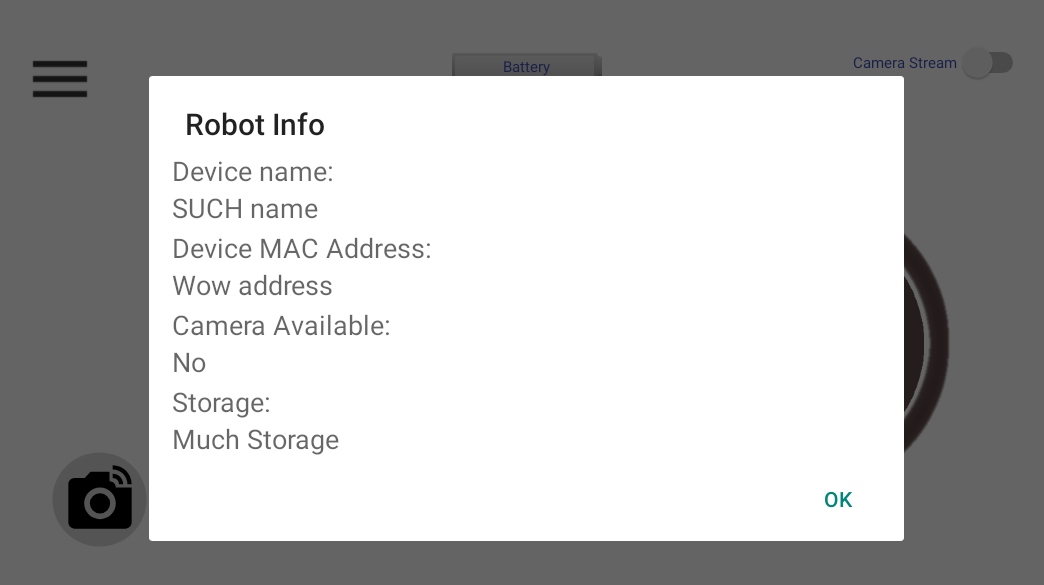
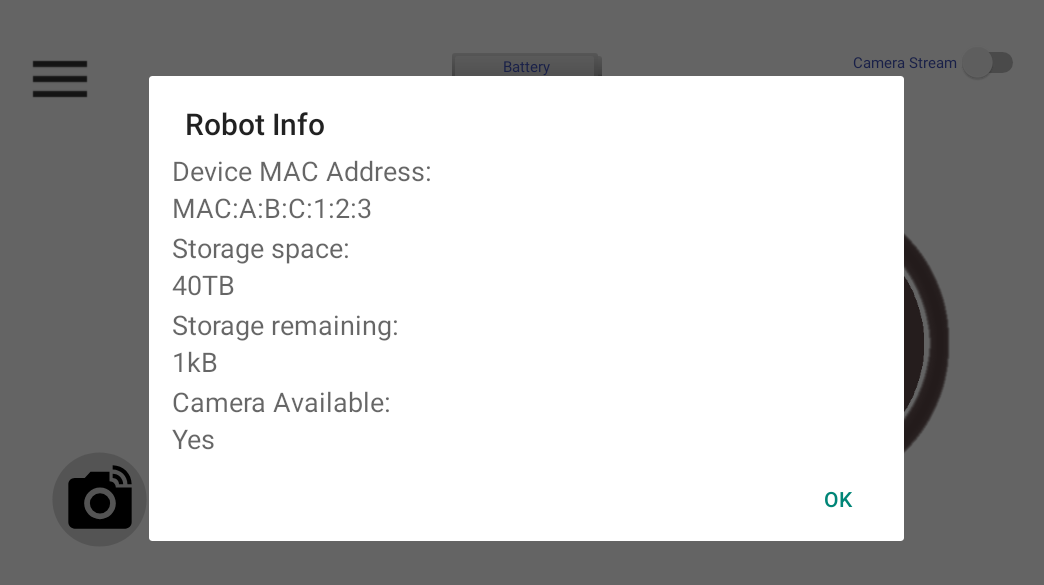
Before and after one commit to Woobs8/BachelorGoGo_RoboGoGo_Remote_Control, an Android app: the ControlActivity screen opened directly, with no data from a screen before it, after a tap on "Device Information", on a phone screen of 824 x 412 dp (held sideways). Shown: the top 585 px of the screen, without its empty margins (91-1135 px from the left). Run offline under Robolectric (Android 15) with nearby library versions, the phone set to English and light mode, and no system bars; network calls fail; 1 statement that could not run was skipped; 2 other taps on this screen came first.

Commit message:
Fixed Getting Infor to Information dialogfragment, Fixed Disconnecting from Control View (not tested), Added SettingsClient

```diff
--- a/app/src/main/java/bachelorgogo/com/robotcontrolapp/ConnectDialogFragment.java
+++ b/app/src/main/java/bachelorgogo/com/robotcontrolapp/ConnectDialogFragment.java
@@ -68,8 +68,8 @@ public class ConnectDialogFragment extends AppCompatDialogFragment {
         // Pass null as the parent view because its going in the dialog layout
         View content = inflater.inflate(R.layout.connect_dialog, null);
         builder.setView(content);
-        TextView tvDeviceName = (TextView)content.findViewById(R.id.tvDeviceNameHere);
-        TextView tvDeviceAddress = (TextView)content.findViewById(R.id.tvIpAddressHere);
+        TextView tvDeviceName = (TextView)content.findViewById(R.id.tvDeviceMacHere);
+        TextView tvDeviceAddress = (TextView)content.findViewById(R.id.tvDeviceStorageSpaceHere);
         tvDeviceName.setText(mdeviceName);
         tvDeviceAddress.setText(mdeviceAddress);
         // Add title
--- a/app/src/main/java/bachelorgogo/com/robotcontrolapp/ControlActivity.java
+++ b/app/src/main/java/bachelorgogo/com/robotcontrolapp/ControlActivity.java
@@ -3,17 +3,13 @@ package bachelorgogo.com.robotcontrolapp;
 import android.content.Intent;
 import android.os.Bundle;
 import android.os.Handler;
-import android.support.design.widget.FloatingActionButton;
-import android.support.design.widget.Snackbar;
 import android.support.v4.app.Fragment;
 import android.support.v4.app.FragmentTransaction;
 import android.view.View;
 import android.support.design.widget.NavigationView;
 import android.support.v4.view.GravityCompat;
 import android.support.v4.widget.DrawerLayout;
-import android.support.v7.app.ActionBarDrawerToggle;
 import android.support.v7.app.AppCompatActivity;
-import android.support.v7.widget.Toolbar;
 import android.view.Menu;
 import android.view.MenuItem;
 import android.widget.ImageButton;
@@ -23,10 +19,10 @@ public class ControlActivity extends AppCompatActivity
         implements NavigationView.OnNavigationItemSelectedListener {
 
     // Fragment argument keys
-    public final static String DEVICE_NAME_STRING = "deviceName";
-    public final static String DEVICE_ADDRESS_STRING = "deviceAddress";
+    public final static String DEVICE_MAC_STRING = "deviceMac";
+    public final static String DEVICE_STORAGE_REMAINING_STRING = "deviceStorageRemaining";
     public final static String DEVICE_CAMERA_BOOL = "deviceCameraInfo";
-    public final static String DEVICE_STORAGE_STRING = "deviceStorage";
+    public final static String DEVICE_STORAGE_SPACE_STRING = "deviceStorageSpace";
 
     ImageButton mMenuBtn;
     boolean BACK_PRESSED_ONCE = false;
@@ -67,7 +63,8 @@ public class ControlActivity extends AppCompatActivity
         // thus single click back is being disabled to ensure no false back press.
 
         if (BACK_PRESSED_ONCE) {
-            // TODO - mService.disconnectFromDevice()
+            WiFiDirectService wiFiDirectService = ((ControlFragment)getSupportFragmentManager().findFragmentById(R.id.containerView)).getService();
+            wiFiDirectService.disconnectFromDevice();
             super.onBackPressed();
             // Maybe back to connected screen instead super should implement this when connect activity is main.
             // for development reasons contrl/
@@ -115,8 +112,8 @@ public class ControlActivity extends AppCompatActivity
         }
         else if (id == R.id.nav_information) {
             //Toast.makeText(this, "Information Clicked", Toast.LENGTH_SHORT).show();
-            // TODO - put real data into dialog
-            showDeviceInfoDialog("SUCH name", "Wow address", "Much Storage", false);
+            StatusMessage setStatus = ((ControlFragment)getSupportFragmentManager().findFragmentById(R.id.containerView)).getStatus();
+            showDeviceInfoDialog(setStatus.getMac(), setStatus.getStorageSpace(), setStatus.getStorageRemaining(), setStatus.getCameraAvailable());
         }
         else if (id == R.id.nav_settings) {
             //Toast.makeText(this, "SettingsClicked", Toast.LENGTH_SHORT).show();
@@ -128,7 +125,8 @@ public class ControlActivity extends AppCompatActivity
             startActivity(startControlActivity);
         }
         else if (id == R.id.nav_disconnect) {
-            // TODO - mService.disconnectFromDevice()
+            WiFiDirectService wiFiDirectService = ((ControlFragment)getSupportFragmentManager().findFragmentById(R.id.containerView)).getService();
+            wiFiDirectService.disconnectFromDevice();
             finish();
         }
 
@@ -137,12 +135,12 @@ public class ControlActivity extends AppCompatActivity
         return true;
     }
 
-    protected void showDeviceInfoDialog(String name, String address, String storageSpace, boolean hasCamera) {
+    protected void showDeviceInfoDialog(String Mac, String storageSpace, String StorageRemaining, boolean hasCamera) {
         DeviceInfoDialogFragment dialog = new DeviceInfoDialogFragment();
         Bundle args = new Bundle();
-        args.putString(DEVICE_NAME_STRING, name);
-        args.putString(DEVICE_ADDRESS_STRING, address);
-        args.putString(DEVICE_STORAGE_STRING, storageSpace);
+        args.putString(DEVICE_MAC_STRING, Mac);
+        args.putString(DEVICE_STORAGE_SPACE_STRING, storageSpace);
+        args.putString(DEVICE_STORAGE_REMAINING_STRING, StorageRemaining);
         args.putBoolean(DEVICE_CAMERA_BOOL, hasCamera);
         dialog.setArguments(args);
         dialog.show(getSupportFragmentManager(), "InfoDialog");
--- a/app/src/main/java/bachelorgogo/com/robotcontrolapp/ControlFragment.java
+++ b/app/src/main/java/bachelorgogo/com/robotcontrolapp/ControlFragment.java
@@ -34,9 +34,6 @@ public class ControlFragment extends android.support.v4.app.Fragment {
 
     private Context mContext;
     boolean DEVELOPING = false;
-
-    // Communication Parameters
-    public final static String BROADCAST_STATUS = "Broadcast Status";
 
     // Layout Paramters
     private RelativeLayout mLayout;
@@ -79,12 +76,13 @@ public class ControlFragment extends android.support.v4.app.Fragment {
     TextView BatteryPct;
 
 
-    // Communication paramters
-    IntentFilter mIntentFilter;
-    WiFiDirectService mService;
-    boolean mBound;
-    boolean mConnected = false;
-
+    // Communication Parameters
+    public final static String BROADCAST_STATUS = "Broadcast Status";
+    private IntentFilter mIntentFilter;
+    private WiFiDirectService mService;
+    private boolean mBound;
+    private boolean mConnected = false;
+    private StatusMessage mStatus = new StatusMessage("Default");
 
 
     @Override
@@ -170,8 +168,8 @@ public class ControlFragment extends android.support.v4.app.Fragment {
             if (intent != null) {
                 switch (intent.getAction()) {
                     case WiFiDirectService.ROBOT_STATUS_RECEIVED:
-                        StatusMessage status = new StatusMessage(intent.getStringExtra(WiFiDirectService.ROBOT_STATUS_RECEIVED_KEY));
-                        mProgressBar.setProgress(status.getBatteryPercentage());
+                        mStatus = new StatusMessage(intent.getStringExtra(WiFiDirectService.ROBOT_STATUS_RECEIVED_KEY));
+                        mProgressBar.setProgress(mStatus.getBatteryPercentage());
                 }
             }
         }
@@ -372,6 +370,14 @@ public class ControlFragment extends android.support.v4.app.Fragment {
         }
     }
 
+    protected WiFiDirectService getService() {
+        return mService;
+    }
+
+    protected StatusMessage getStatus() {
+        return mStatus;
+    }
+
     private ServiceConnection mConnection = new ServiceConnection() {
 
         @Override
--- a/app/src/main/java/bachelorgogo/com/robotcontrolapp/DeviceInfoDialogFragment.java
+++ b/app/src/main/java/bachelorgogo/com/robotcontrolapp/DeviceInfoDialogFragment.java
@@ -16,17 +16,18 @@ import android.widget.TextView;
 
 public class DeviceInfoDialogFragment extends AppCompatDialogFragment {
 
-    private String mDeviceName = "unknown";
-    private String mDeviceAddress = "unknown";
+    private String mDeviceMac = "unknown";
+    private boolean mDeviceCameraAvailable = false;
     private String mDeviceStorageSpace = "unknown";
-    private boolean mDeviceCameraAvailable = false;
+    private String mDeviceStorageRemaining = "unknown";
 
-    public void setmDeviceName(String deviceName) {
-        this.mDeviceName = deviceName;
+
+    public void setmDeviceMac(String deviceName) {
+        this.mDeviceMac = deviceName;
     }
 
-    public void setmDeviceAddress(String deviceAddress) {
-        this.mDeviceAddress = deviceAddress;
+    public void setmDeviceStorageRemaining(String deviceAddress) {
+        this.mDeviceStorageRemaining = deviceAddress;
     }
 
     public void setmDeviceStorageSpace(String deviceStorageSpace) {
@@ -49,9 +50,9 @@ public class DeviceInfoDialogFragment extends AppCompatDialogFragment {
     public Dialog onCreateDialog(Bundle savedInstanceState) {
         Bundle arguments = getArguments();
         if(arguments != null) {
-            setmDeviceName(arguments.getString(ControlActivity.DEVICE_NAME_STRING));
-            setmDeviceAddress(arguments.getString(ControlActivity.DEVICE_ADDRESS_STRING));
-            setmDeviceStorageSpace(arguments.getString(ControlActivity.DEVICE_STORAGE_STRING));
+            setmDeviceMac(arguments.getString(ControlActivity.DEVICE_MAC_STRING));
+            setmDeviceStorageRemaining(arguments.getString(ControlActivity.DEVICE_STORAGE_REMAINING_STRING));
+            setmDeviceStorageSpace(arguments.getString(ControlActivity.DEVICE_STORAGE_SPACE_STRING));
             setmDeviceCameraAvailable(arguments.getBoolean(ControlActivity.DEVICE_CAMERA_BOOL));
         }
         AlertDialog.Builder builder = new AlertDialog.Builder(getActivity());
@@ -60,14 +61,14 @@ public class DeviceInfoDialogFragment extends AppCompatDialogFragment {
         // Pass null as the parent view because its going in the dialog layout
         View content = inflater.inflate(R.layout.device_info_dialog, null);
         builder.setView(content);
-        TextView tvDeviceName = (TextView)content.findViewById(R.id.tvDeviceNameHere);
-        TextView tvDeviceAddress = (TextView)content.findViewById(R.id.tvIpAddressHere);
-        TextView tvStorage = (TextView)content.findViewById(R.id.tvStorageHere);
-        TextView tvCamera = (TextView)content.findViewById(R.id.tvCameraYesNo);
+        TextView tvDeviceMac = (TextView)content.findViewById(R.id.tvDeviceMacHere);
+        TextView tvDeviceStorageRemaining = (TextView)content.findViewById(R.id.tvDeviceStorageRemainingHere);
+        TextView tvDeviceStorageSpace = (TextView)content.findViewById(R.id.tvDeviceStorageSpaceHere);
+        TextView tvCamera = (TextView)content.findViewById(R.id.tvDeviceCameraAvailableHere);
 
-        tvDeviceName.setText(mDeviceName);
-        tvDeviceAddress.setText(mDeviceAddress);
-        tvStorage.setText(mDeviceStorageSpace);
+        tvDeviceMac.setText(mDeviceMac);
+        tvDeviceStorageRemaining.setText(mDeviceStorageRemaining);
+        tvDeviceStorageSpace.setText(mDeviceStorageSpace);
         if(mDeviceCameraAvailable) {
             tvCamera.setText(getString(R.string.text_yes));
         } else {
--- a/app/src/main/java/bachelorgogo/com/robotcontrolapp/StatusMessage.java
+++ b/app/src/main/java/bachelorgogo/com/robotcontrolapp/StatusMessage.java
@@ -11,17 +11,17 @@ public class StatusMessage {
 
     final private String CAR_NAME_TAG = "Name";
     final private String BATTERY_TAG = "Battery";
-    final private String FIRMWARE_TAG = "Firmware";
+    final private String MAC_TAG = "MAC";
     final private String CAMERA_TAG = "Camera";
     final private String STORAGE_SPACE_TAG = "Space";
     final private String STORAGE_REMAINING = "Remaining";
 
-    private String carName = "";
-    private int batteryPercentage = 0;
-    private String firmwareVersion = "";
-    private boolean cameraAvailable = false;
-    private String storageSpace = "";
-    private String storageRemaining = "";
+    private String carName = "BachelorGogo";
+    private String macAddr = "MAC:A:B:C:1:2:3";
+    private int batteryPercentage = 30;
+    private boolean cameraAvailable = true;
+    private String storageSpace = "40TB";
+    private String storageRemaining = "1kB";
 
     StatusMessage(String RawData){
         mRawData = RawData;
@@ -41,8 +41,8 @@ public class StatusMessage {
                 case BATTERY_TAG :
                     batteryPercentage = Integer.parseInt(tempDataSegment[1]);
                     break;
-                case FIRMWARE_TAG :
-                    firmwareVersion = tempDataSegment[1];
+                case MAC_TAG :
+                    macAddr = tempDataSegment[1];
                     break;
                 case CAMERA_TAG :
                     cameraAvailable = (tempDataSegment[1] == "1") ? true : false;
@@ -65,10 +65,6 @@ public class StatusMessage {
         return carName;
     }
 
-    public String getFirmwareVersion() {
-        return firmwareVersion;
-    }
-
     public String getStorageRemaining() {
         return storageRemaining;
     }
@@ -76,8 +72,12 @@ public class StatusMessage {
     public String getStorageSpace() {
         return storageSpace;
     }
+
     public boolean getCameraAvailable(){
         return cameraAvailable;
     }
 
+    public String getMac() {
+        return macAddr;
+    }
 }
--- a/app/src/main/res/layout/device_info_dialog.xml
+++ b/app/src/main/res/layout/device_info_dialog.xml
@@ -4,7 +4,7 @@
     android:layout_height="wrap_content" >
 
     <TextView
-        android:text="@string/text_device_name"
+        android:text="@string/text_ip_address"
         android:layout_width="wrap_content"
         android:layout_height="wrap_content"
         android:layout_alignParentTop="true"
@@ -13,80 +13,80 @@
         android:layout_marginLeft="15dp"
         android:layout_marginStart="15dp"
         android:layout_marginTop="5dp"
-        android:id="@+id/tvDeviceName"
+        android:id="@+id/tvMac"
         android:textAppearance="@style/TextAppearance.AppCompat.Medium" />
 
     <TextView
         android:layout_width="wrap_content"
         android:layout_height="wrap_content"
-        android:id="@+id/tvDeviceNameHere"
+        android:id="@+id/tvDeviceMacHere"
         android:textAppearance="@style/TextAppearance.AppCompat.Medium"
         android:text="text"
-        android:layout_below="@+id/tvDeviceName"
-        android:layout_alignLeft="@+id/tvDeviceName"
-        android:layout_alignStart="@+id/tvDeviceName" />
+        android:layout_below="@+id/tvMac"
+        android:layout_alignLeft="@+id/tvMac"
+        android:layout_alignStart="@+id/tvMac" />
 
     <TextView
         android:layout_width="wrap_content"
         android:layout_height="wrap_content"
-        android:id="@+id/tvCameraYesNo"
+        android:id="@+id/tvCameraAvailable"
         android:textAppearance="@style/TextAppearance.AppCompat.Medium"
-        android:text="text"
-        android:layout_below="@+id/tvCameraAvailable"
-        android:layout_alignLeft="@+id/tvDeviceName"
-        android:layout_alignStart="@+id/tvDeviceName" />
+        android:layout_marginTop="2dp"
+        android:layout_below="@+id/tvDeviceStorageRemainingHere"
+        android:layout_alignLeft="@+id/tvDeviceMacHere"
+        android:layout_alignStart="@+id/tvDeviceMacHere"
+        android:text="@string/text_camera_available" />
 
     <TextView
         android:layout_width="wrap_content"
         android:layout_height="wrap_content"
-        android:id="@+id/tvStorage"
+        android:id="@+id/tvDeviceCameraAvailableHere"
         android:textAppearance="@style/TextAppearance.AppCompat.Medium"
-        android:layout_marginTop="2dp"
-        android:layout_below="@+id/tvCameraYesNo"
-        android:layout_alignLeft="@+id/tvDeviceNameHere"
-        android:layout_alignStart="@+id/tvDeviceNameHere"
-        android:text="@string/text_storage" />
+        android:text="text"
+        android:layout_below="@+id/tvCameraAvailable"
+        android:layout_alignLeft="@+id/tvMac"
+        android:layout_alignStart="@+id/tvMac" />
 
     <TextView
         android:layout_width="wrap_content"
         android:layout_height="wrap_content"
-        android:id="@+id/tvStorageHere"
-        android:textAppearance="@style/TextAppearance.AppCompat.Medium"
-        android:text="text"
-        android:layout_below="@+id/tvStorage"
-        android:layout_alignLeft="@+id/tvDeviceName"
-        android:layout_alignStart="@+id/tvDeviceName" />
-
-    <TextView
-        android:layout_width="wrap_content"
-        android:layout_height="wrap_content"
-        android:id="@+id/tvAddress"
+        android:id="@+id/tvStorageSpace"
         android:textAppearance="@style/TextAppearance.AppCompat.Medium"
         android:layout_marginTop="2dp"
-        android:layout_below="@+id/tvDeviceNameHere"
-        android:layout_alignLeft="@+id/tvDeviceNameHere"
-        android:layout_alignStart="@+id/tvDeviceNameHere"
-        android:text="@string/text_ip_address" />
+        android:layout_below="@+id/tvDeviceMacHere"
+        android:layout_alignLeft="@+id/tvDeviceMacHere"
+        android:layout_alignStart="@+id/tvDeviceMacHere"
+        android:text="@string/text_storage_space" />
 
     <TextView
         android:text="text"
         android:layout_width="wrap_content"
         android:layout_height="wrap_content"
-        android:id="@+id/tvIpAddressHere"
+        android:id="@+id/tvDeviceStorageSpaceHere"
         android:textAppearance="@style/TextAppearance.AppCompat.Medium"
-        android:layout_below="@+id/tvAddress"
-        android:layout_alignLeft="@+id/tvAddress"
-        android:layout_alignStart="@+id/tvAddress" />
+        android:layout_below="@+id/tvStorageSpace"
+        android:layout_alignLeft="@+id/tvStorageSpace"
+        android:layout_alignStart="@+id/tvStorageSpace" />
 
     <TextView
-        android:text="@string/text_camera_available"
+        android:text="@string/text_storage_remaining"
         android:layout_width="wrap_content"
         android:layout_height="wrap_content"
         android:layout_marginTop="2dp"
-        android:id="@+id/tvCameraAvailable"
+        android:id="@+id/tvStorageRemaining"
         android:textAppearance="@style/TextAppearance.AppCompat.Medium"
-        android:layout_below="@+id/tvIpAddressHere"
-        android:layout_alignLeft="@+id/tvIpAddressHere"
-        android:layout_alignStart="@+id/tvIpAddressHere" />
+        android:layout_below="@+id/tvDeviceStorageSpaceHere"
+        android:layout_alignLeft="@+id/tvDeviceStorageSpaceHere"
+        android:layout_alignStart="@+id/tvDeviceStorageSpaceHere" />
+
+    <TextView
+        android:layout_width="wrap_content"
+        android:layout_height="wrap_content"
+        android:id="@+id/tvDeviceStorageRemainingHere"
+        android:textAppearance="@style/TextAppearance.AppCompat.Medium"
+        android:text="text"
+        android:layout_below="@+id/tvStorageRemaining"
+        android:layout_alignLeft="@+id/tvStorageRemaining"
+        android:layout_alignStart="@+id/tvStorageRemaining" />
 
 </RelativeLayout>
--- a/app/src/main/res/values/strings.xml
+++ b/app/src/main/res/values/strings.xml
@@ -49,6 +49,7 @@
         please Contact the support to inform of the problems and hopefully we can help you.
     </string>
     <string name="text_camera_available">Camera Available:</string>
-    <string name="text_storage">Storage:</string>
+    <string name="text_storage_space">Storage space:</string>
+    <string name="text_storage_remaining">Storage remaining:</string>
     <string name="text_button_to_control">Go to ControlActivity</string>
 </resources>
```
Also changed, not shown: app/src/main/java/bachelorgogo/com/robotcontrolapp/SettingsClient.java (added, +90 -0 lines), app/src/main/res/layout/connect_dialog.xml (+13 -13 lines).
